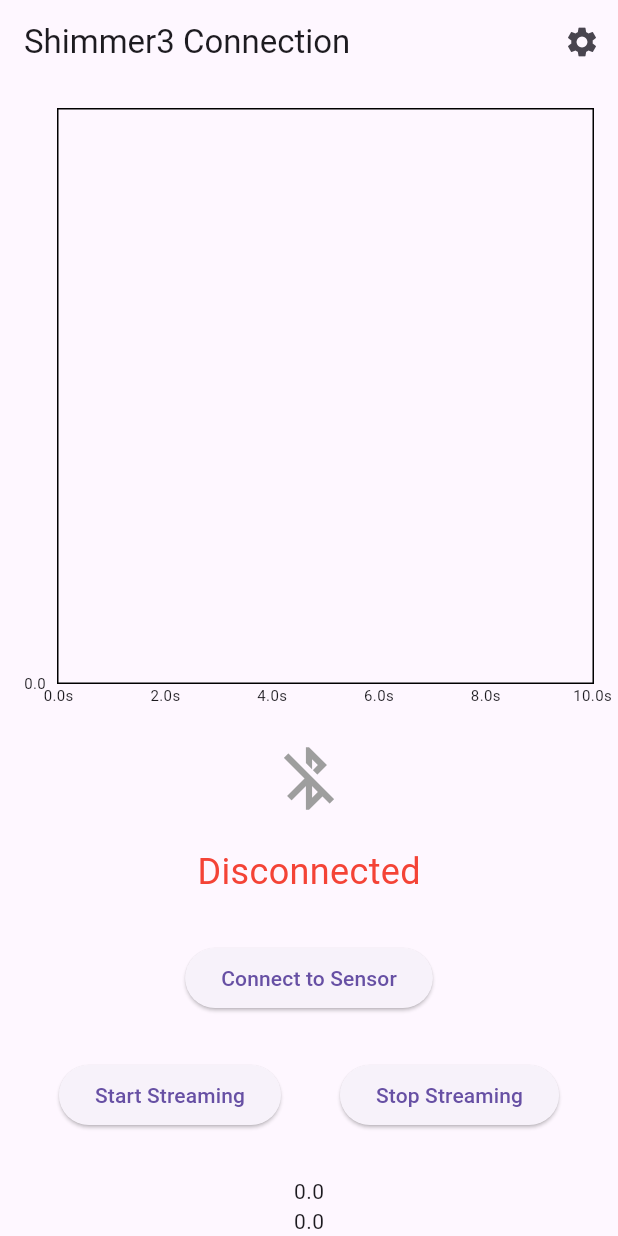
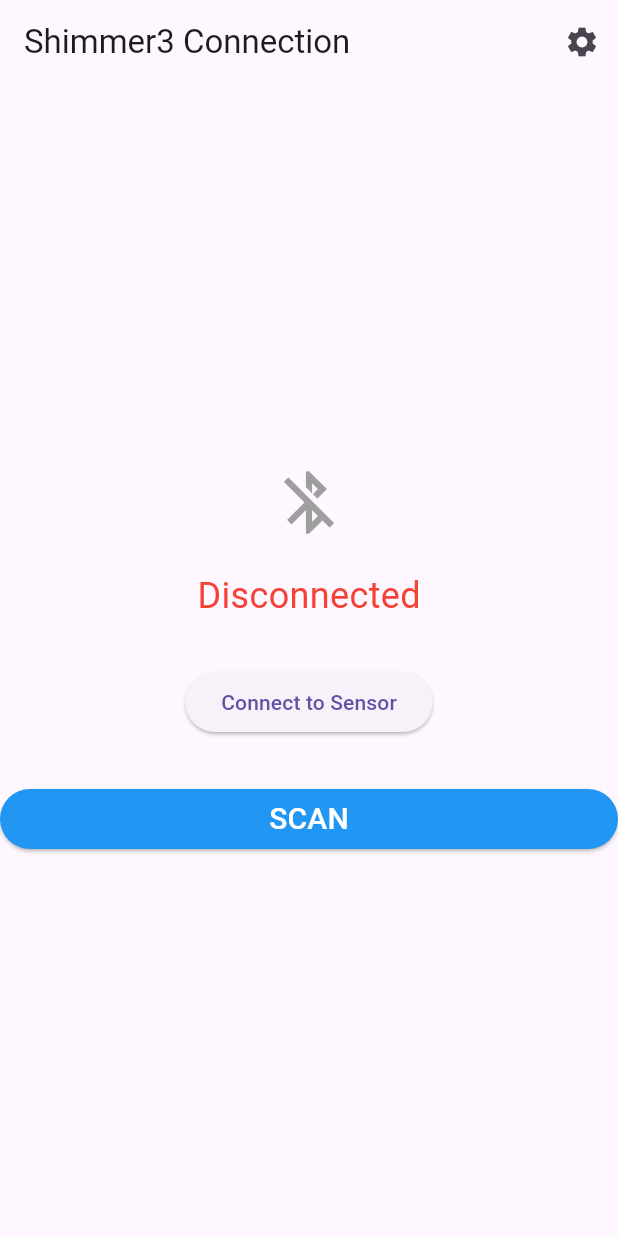
Before and after one commit to GuilhermeAleixo-iul/Emotion_Sensor_APP1, a Flutter app: the screen it shows after launch, on a phone screen of 412 x 824 dp. Run offline on Flutter 3.47's test engine with Material 3 defaults, Android fonts, the phone set to English and light mode, and no system bars; drawn by our look-alikes of fl_chart.

```diff
--- a/lib/pages/home_page.dart
+++ b/lib/pages/home_page.dart
@@ -2,6 +2,7 @@ import 'dart:async';
 import 'dart:math';
 
 import 'package:app/models/sensor_data.dart';
+import 'package:app/pages/scan_page.dart';
 import 'package:app/services/shimmer_service.dart';
 import 'package:app/widgets/sensor_data_linechart.dart';
 import 'package:flutter/material.dart';
@@ -19,10 +20,11 @@ class _HomePageState extends State<HomePage> {
   String connectionState = "Disconnected";
   double timeStamp = 0.0;
   double accelX = 0.0;
-  List<SensorData> _sensorDataList = []; // List to store sensor data
+
+  /*List<SensorData> _sensorDataList = []; // List to store sensor data
   double previousTimeStamp = 0.0;
   int maxDataPoint = 100; // Maximum number of data points to display
-
+*/
 
   static const EventChannel event_channel = EventChannel(
     'com.example.emotion_sensor/shimmer/events',
@@ -64,7 +66,7 @@ class _HomePageState extends State<HomePage> {
             connectionState = data['State'] ?? 'Unknown';
           });
         } else if (data['type'] == 'sensorData') {
-          final currentTimeStamp = data['timeStamp'] as double;
+          /*final currentTimeStamp = data['timeStamp'] as double;
           if (currentTimeStamp > previousTimeStamp + 100.0) {
             final sensorData = SensorData(
               timeStamp: data['timeStamp'] as double?,
@@ -82,7 +84,7 @@ class _HomePageState extends State<HomePage> {
               }
             });
             previousTimeStamp = sensorData.timeStamp!;
-          }
+          }*/
         }
       }
     });
@@ -104,12 +106,12 @@ class _HomePageState extends State<HomePage> {
         child: Column(
           mainAxisAlignment: MainAxisAlignment.center,
           children: [
-            Expanded(
+           /* Expanded(
               child: Padding(
                 padding: const EdgeInsets.all(16.0),
                 child: SensorDataLinechart(sensorDataList: _sensorDataList),
               ),
-            ),
+            ),*/
             Icon(
               _isConnected
                   ? Icons.bluetooth_connected
@@ -137,7 +139,26 @@ class _HomePageState extends State<HomePage> {
               child: Text(_isConnected ? "Disconnect" : "Connect to Sensor"),
             ),
             const SizedBox(height: 30),
-            Row(
+
+            SizedBox(
+              width: double.infinity,
+              child: ElevatedButton(
+                onPressed: (){
+                  _startStreaming();
+                  Navigator.push(context, MaterialPageRoute(builder: (Context){
+                    return ScanPage();
+                  }));
+                },
+                child: Text("SCAN", style: TextStyle(fontSize: 20, color: Colors.white),),
+                style: ElevatedButton.styleFrom(
+                  backgroundColor: Colors.blue,
+
+
+                ),
+              ),
+            ),
+
+            /*Row(
               mainAxisAlignment: MainAxisAlignment.spaceEvenly,
               children: [
                 ElevatedButton(
@@ -156,7 +177,7 @@ class _HomePageState extends State<HomePage> {
             ),
             const SizedBox(height: 30),
             Text(timeStamp.toString()),
-            Text(accelX.toString()),
+            Text(accelX.toString()),*/
           ],
         ),
       ),
--- a/lib/widgets/sensor_data_linechart.dart
+++ b/lib/widgets/sensor_data_linechart.dart
@@ -1,10 +1,11 @@
+import "package:app/models/sensor_chart_data.dart";
 import "package:app/models/sensor_data.dart";
 import "package:fl_chart/fl_chart.dart";
 import "package:flutter/material.dart";
 
 class SensorDataLinechart extends StatelessWidget {
   const SensorDataLinechart({super.key, required this.sensorDataList});
-  final List<SensorData> sensorDataList;
+  final List<SensorChartData> sensorDataList;
 
   @override
   Widget build(BuildContext context) {
@@ -12,10 +13,8 @@ class SensorDataLinechart extends StatelessWidget {
         sensorDataList
             .where(
               (data) =>
-                  data.timeStamp != null &&
-                  data.accelX != null &&
-                  data.timeStamp!.isFinite &&
-                  data.accelX!.isFinite,
+                  data.timeStamp.isFinite &&
+                  data.data.isFinite,
             )
             .toList();
 
@@ -29,8 +28,8 @@ class SensorDataLinechart extends StatelessWidget {
       for(int i = 0; i < validData.length; i++) {
         final e = validData[i];
         final relativeTimeStamp =
-            (e.timeStamp! - oldestTimeStamp) / timeStampRage * 10.0;
-        spots.add(FlSpot(relativeTimeStamp, e.accelX!));
+            (e.timeStamp - oldestTimeStamp) / timeStampRage * 10.0;
+        spots.add(FlSpot(relativeTimeStamp, e.data));
       }
     }
 
```
Also changed, not shown: lib/models/sensor_chart_data.dart (added, +7 -0 lines), lib/pages/scan_page.dart (added, +136 -0 lines).
